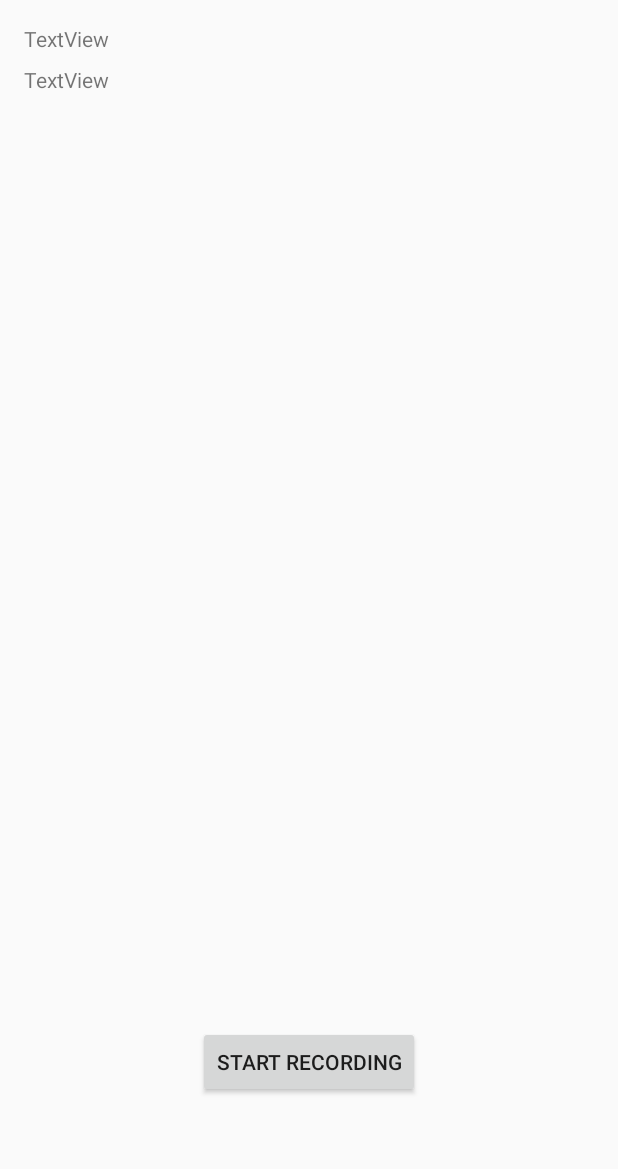
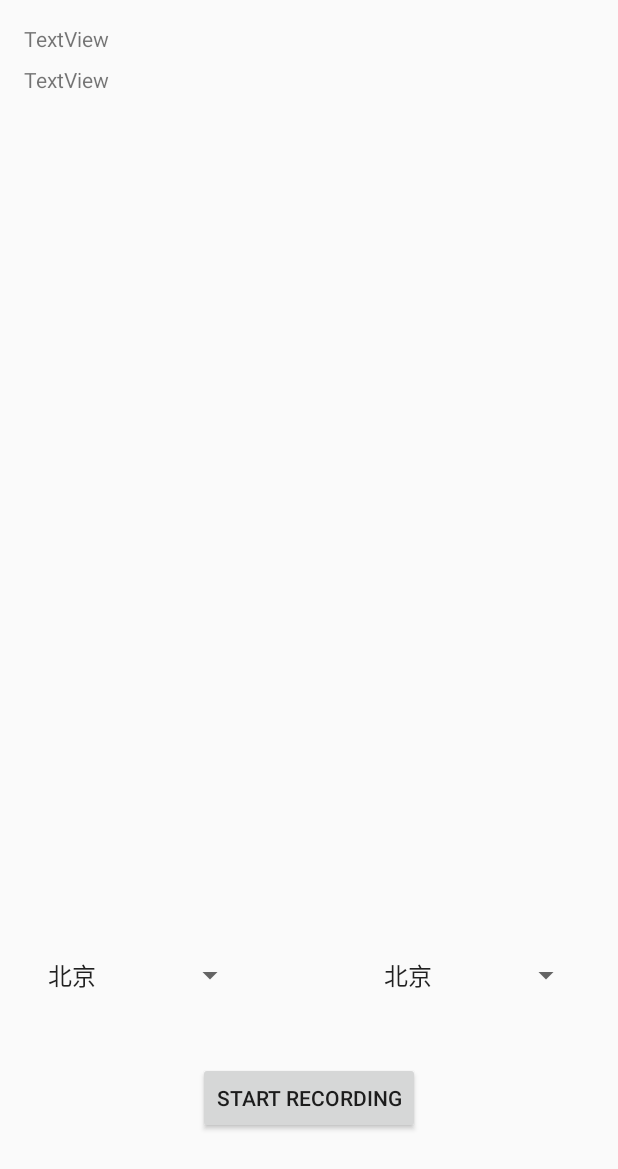
Before and after one commit to coolyangzc/MobileProximateSpeech, an Android app: the screen it shows after launch (SensorActivity), on a phone screen of 412 x 824 dp. Shown: the top 1169 px of the screen. Run offline under Robolectric (Android 15) with nearby library versions, the phone set to English and light mode, and no system bars; 2 statements that could not run were skipped.

Commit message:
show_slope

```diff
--- a/ProximateSpeechRecorder/app/src/main/java/com/yzc/proximatespeechrecorder/SensorActivity.java
+++ b/ProximateSpeechRecorder/app/src/main/java/com/yzc/proximatespeechrecorder/SensorActivity.java
@@ -24,7 +24,9 @@ import android.util.Log;
 import android.view.MotionEvent;
 import android.view.Surface;
 import android.view.View;
+import android.widget.ArrayAdapter;
 import android.widget.Button;
+import android.widget.Spinner;
 import android.widget.TextView;
 import android.widget.Toast;
 
@@ -56,6 +58,7 @@ public class SensorActivity extends Activity implements SensorEventListener {
 
     private SensorManager mSensorManager;
     private TextView textView_sensor, textView_touch;
+    private Spinner spinner_from, spinner_to;
     private Button button_record;
     private int sensorType[] = {
             Sensor.TYPE_ACCELEROMETER, Sensor.TYPE_MAGNETIC_FIELD,
@@ -107,8 +110,24 @@ public class SensorActivity extends Activity implements SensorEventListener {
     private void initViews() {
         textView_sensor = findViewById(R.id.textView_sensor);
         textView_touch = findViewById(R.id.textView_touch);
+        spinner_from = findViewById(R.id.spinner_from);
+        spinner_to = findViewById(R.id.spinner_to);
         button_record = findViewById(R.id.button_record);
         button_record.setOnClickListener(clickListener);
+
+        List<String> data_list = new ArrayList<String>();
+        data_list.add("北京");
+        data_list.add("上海");
+        data_list.add("广州");
+        data_list.add("深圳");
+
+        //适配器
+        ArrayAdapter<String> arr_adapter= new ArrayAdapter<String>(this, android.R.layout.simple_spinner_item, data_list);
+        //设置样式
+        arr_adapter.setDropDownViewResource(android.R.layout.simple_spinner_dropdown_item);
+        //加载适配器
+        spinner_from.setAdapter(arr_adapter);
+        spinner_to.setAdapter(arr_adapter);
     }
 
     View.OnClickListener clickListener = new View.OnClickListener() {
--- a/ProximateSpeechRecorder/app/src/main/res/layout/activity_sensor.xml
+++ b/ProximateSpeechRecorder/app/src/main/res/layout/activity_sensor.xml
@@ -20,11 +20,10 @@
         android:id="@+id/button_record"
         android:layout_width="wrap_content"
         android:layout_height="wrap_content"
-        android:layout_marginBottom="92dp"
+        android:layout_marginBottom="68dp"
         android:text="Start Recording"
         app:layout_constraintBottom_toBottomOf="parent"
         app:layout_constraintEnd_toEndOf="parent"
-        app:layout_constraintHorizontal_bias="0.5"
         app:layout_constraintStart_toStartOf="parent" />
 
     <TextView
@@ -37,4 +36,22 @@
         app:layout_constraintStart_toStartOf="parent"
         app:layout_constraintTop_toBottomOf="@+id/textView_sensor" />
 
+    <Spinner
+        android:id="@+id/spinner_from"
+        android:layout_width="140dp"
+        android:layout_height="44dp"
+        android:layout_marginStart="24dp"
+        android:layout_marginBottom="36dp"
+        app:layout_constraintBottom_toTopOf="@+id/button_record"
+        app:layout_constraintStart_toStartOf="parent" />
+
+    <Spinner
+        android:id="@+id/spinner_to"
+        android:layout_width="140dp"
+        android:layout_height="44dp"
+        android:layout_marginEnd="24dp"
+        android:layout_marginBottom="36dp"
+        app:layout_constraintBottom_toTopOf="@+id/button_record"
+        app:layout_constraintEnd_toEndOf="parent" />
+
 </android.support.constraint.ConstraintLayout>
```
Also changed, not shown: 2 other files.
